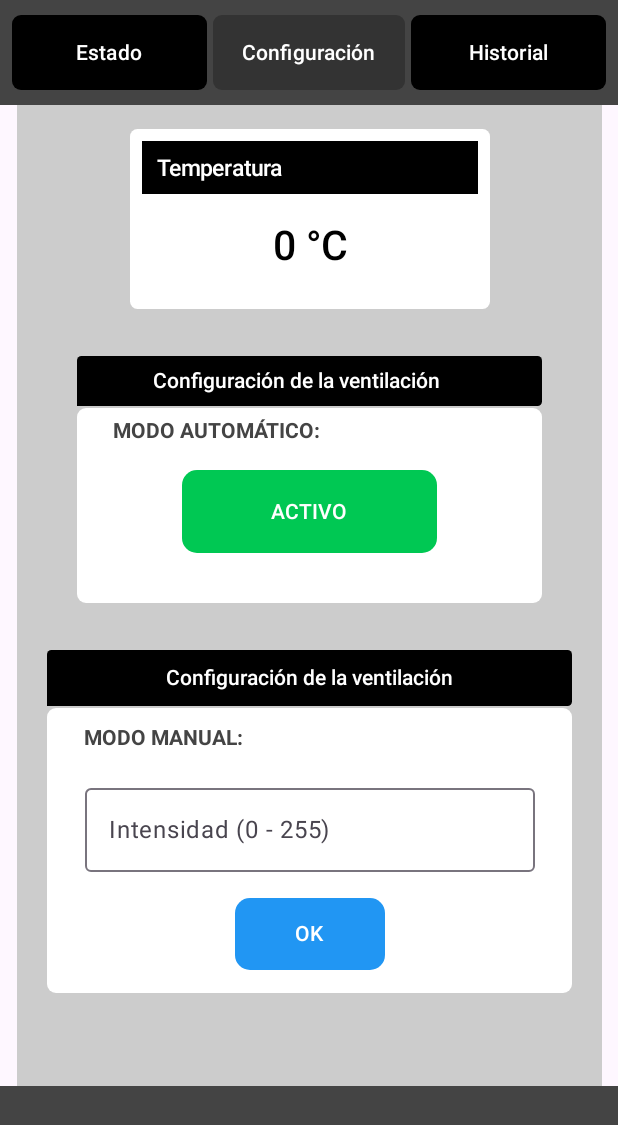
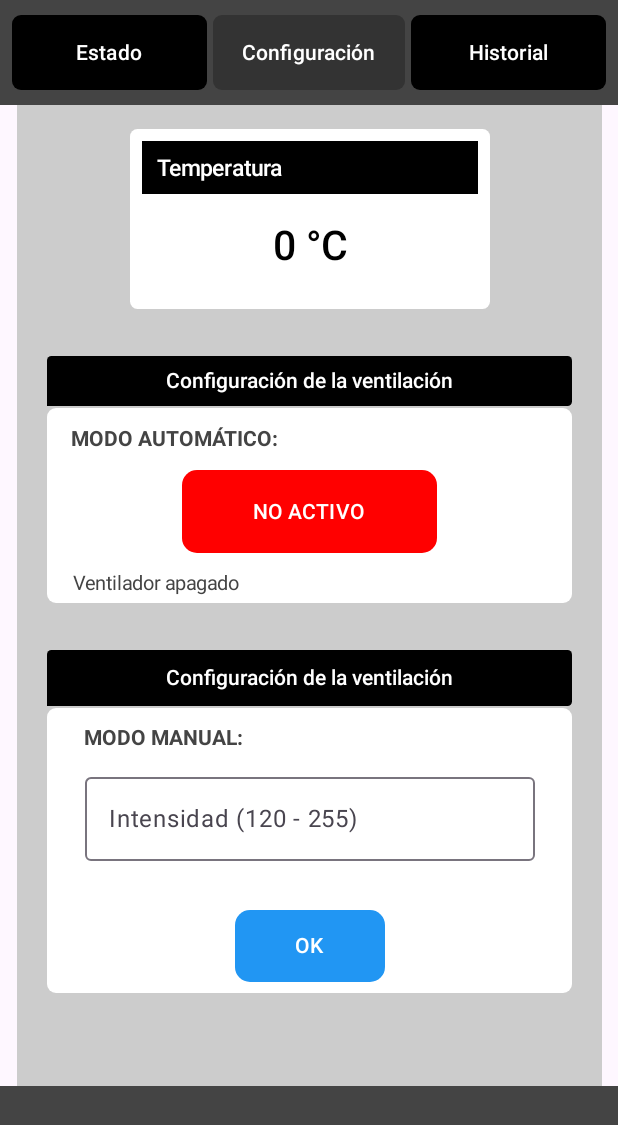
Before and after one commit to carlosc322/proyecto_IOT, an Android app built with Jetpack Compose: the SecondApp screen opened through its navigation route, after a tap on "NO ACTIVO", on a phone screen of 412 x 824 dp. Shown: the top 1125 px of the screen. Run offline under Robolectric (Android 15) with nearby library versions, the phone set to English and light mode, and no system bars; our stand-ins replace Firebase (no records; nobody signed in at launch, a user with empty details on screens opened directly).

Commit message:
actualización
actualizando archivos de l repositorio

```diff
--- a/app_mobile/MyApplication/app/src/main/java/com/example/myapplication/Component/ContentSecond.kt
+++ b/app_mobile/MyApplication/app/src/main/java/com/example/myapplication/Component/ContentSecond.kt
@@ -30,7 +30,7 @@ import androidx.compose.material3.ButtonDefaults
 import androidx.compose.material3.OutlinedTextField
 import androidx.compose.material3.Text
 import androidx.compose.runtime.LaunchedEffect
-
+import androidx.compose.runtime.remember
 
 
 import androidx.compose.ui.text.font.FontWeight
@@ -43,12 +43,17 @@ import com.example.myapplication.Firebase.LeerFirebase
 import com.example.myapplication.Firebase.SensorData
 import com.example.myapplication.Firebase.escribirFirebase
 import com.example.myapplication.Firebase.ActuatorControl
+import com.example.myapplication.Firebase.Configuracion
 
 
-// 🔹 Helpers para leer desde Firebase
+// Helpers para leer desde Firebase
 @Composable
 fun DatosActuator(): Triple<ActuatorControl?, Boolean, String?> {
     return LeerFirebase("ActuatorControl", ActuatorControl::class.java)
+}
+@Composable
+fun DatosConf(): Triple<Configuracion?, Boolean, String?> {
+    return LeerFirebase("Configuracion",Configuracion::class.java)
 }
 
 @Composable
@@ -56,7 +61,7 @@ fun DatosSensor(): Triple<SensorData?, Boolean, String?> {
     return LeerFirebase("SensorData", SensorData::class.java)
 }
 
-/* ---------------------------------------------------------
+/* -----------------------------------------------------------
    1) MOSTRAR TEMPERATURA
 --------------------------------------------------------- */
 @Composable
@@ -80,7 +85,6 @@ fun MostrarTemp() {
                     color = Color.White
                 )
             }
-
             error != null -> {
                 // Si hubo error
                 Text(
@@ -90,7 +94,6 @@ fun MostrarTemp() {
                     fontSize = 12.sp
                 )
             }
-
             else -> {
                 // Cuando ya tenemos el dato del sensor
                 Column(
@@ -137,51 +140,65 @@ fun MostrarTemp() {
 --------------------------------------------------------- */
 @Composable
 fun ModoAutomatico() {
-    var (actuator, loading, error) = DatosActuator()
-    var onoff = actuator?.enabled
 
-    // Estado local sincronizado con Firebase
-    var activo by rememberSaveable { mutableStateOf(false) }
+    //  Leer Firebase
+    val (configuracion, loadingConf, errorConf) = DatosConf()
+    val (actuator, loadingAct, errorAct) = DatosActuator()
 
-    // Cada vez que cambie actuator?.enabled, actualizamos el estado local
+    // Estados locales (solo para UI)
+    var activo by rememberSaveable { mutableStateOf("no_activo") }
+    var mensaje by remember { mutableStateOf("") }
 
+    // Valor REAL desde Firebase
+    val conf = configuracion?.conf ?: "no_activo"
+    val onoff = actuator?.enabled ?: false
 
+    // SINCRONIZAR UI CON FIREBASE
+    LaunchedEffect(conf) {
+        activo = conf
+    }
+
+    // Color según Firebase
     val colorBoton =
-        if (activo) Color(0xFF00C853)   // VERDE
-        else Color.Red                  // ROJO
+        if (activo == "activo") Color(0xFF00C853)   // VERDE
+        else Color.Red                              // ROJO
 
     val textoBoton =
-        if (activo) "ACTIVO"
+        if (activo == "activo") "ACTIVO"
         else "NO ACTIVO"
 
     Column(
         modifier = Modifier
-            .width(350.dp)
+            .fillMaxWidth()
             .padding(20.dp)
             .background(Color.LightGray)
             .offset(y = 6.dp),
         verticalArrangement = Arrangement.spacedBy(6.dp)
     ) {
+
+        // ---------------- TÍTULO ----------------
         Box(
             modifier = Modifier
                 .height(33.dp)
                 .fillMaxWidth()
-                .clip(RoundedCornerShape(
+                .clip(
+                    RoundedCornerShape(
                         topStart = 3.dp,
                         topEnd = 3.dp,
                         bottomEnd = 3.dp
-                ))
-                .background(Color.Black)
-                .padding(end = 18.dp),
-            contentAlignment = Alignment.Center    // CENTRA EL TEXTO
+                    )
+                )
+                .background(Color.Black),
+            contentAlignment = Alignment.Center
         ) {
             Text(
                 text = "Configuración de la ventilación",
                 color = Color.White,
-                fontWeight = FontWeight.Medium,
+                fontWeight = FontWeight.Medium
             )
         }
 
+        // ---------------- CUADRO AUTOMÁTICO ----------------
         Box(
             modifier = Modifier
                 .height(130.dp)
@@ -189,45 +206,60 @@ fun ModoAutomatico() {
                 .offset(y = (-5).dp)
                 .clip(RoundedCornerShape(6.dp))
                 .background(Color.White),
-            contentAlignment = Alignment.Center,    // CENTRA EL TEXTO
+            contentAlignment = Alignment.Center
         ) {
+
             Text(
                 text = "MODO AUTOMÁTICO:",
                 color = Color.DarkGray,
                 modifier = Modifier
-                    .padding(bottom = 100.dp, end = 123.dp),
-                fontWeight = FontWeight.Bold,
+                    .padding(bottom = 89.dp, end = 180.dp),
+                fontWeight = FontWeight.Bold
             )
-            when {//----------------------------------------------
-                loading -> {
-                    Text(text = "Cargando estado automático...")
+
+            when {
+                loadingConf || loadingAct -> {
+                    Text("Cargando estado automático...")
                 }
-                error != null -> {
-                    Text(text = "Error al leer actuator: $error", color = Color.Red)
+                errorConf != null -> {
+                    Text("Error Configuración: $errorConf", color = Color.Red)
+                }
+                errorAct != null -> {
+                    Text("Error Actuator: $errorAct", color = Color.Red)
                 }
                 else -> {
-                    Spacer(modifier = Modifier.height(16.dp))
 
                     Button(
                         onClick = {
-                            activo = !activo
+                            // (activar / desactivar)
+                            val nuevoEstado =
+                                if (activo == "activo") "no_activo" else "activo"
 
+                            if (!onoff) {
+                                mensaje = "Ventilador apagado"
+                            }
+
+                            // Guardar estado automático
+                            val nuevaConfig = Configuracion(
+                                conf = nuevoEstado
+                            )
+                            escribirFirebase("Configuracion", nuevaConfig)
+
+                            // 🔹 Enviar actuator SIN cambiar encendido/apagado
                             val valorEnviar = ActuatorControl(
-                                enabled = onoff,
+                                enabled = onoff, // SE RESPETA
                                 intensity = 0,
-                                minIntensity = 10,
-                                maxIntensity = 255,
+                                minIntensity = 180,
+                                maxIntensity = 250,
                                 mode = "automatico",
                                 last_update = (System.currentTimeMillis() / 1000).toInt()
                             )
-
                             escribirFirebase("ActuatorControl", valorEnviar)
                         },
                         modifier = Modifier
                             .width(170.dp)
                             .height(55.dp)
                             .offset(y = 4.dp),
-                            //.padding(start=108.dp),
                         colors = ButtonDefaults.buttonColors(
                             containerColor = colorBoton
                         ),
@@ -235,10 +267,19 @@ fun ModoAutomatico() {
                     ) {
                         Text(textoBoton)
                     }
+                    if (mensaje.isNotEmpty()) {
+                        Text(
+                            text = mensaje,
+                            color = Color.DarkGray,
+                            modifier = Modifier
+                                .offset(y = 52.dp)
+                                .offset(x = -103.dp),
+                            fontSize = 13.sp,
+                        )
                     }
-            }//----------------------------------
                 }
-
+            }
+        }
     }
 }
 
@@ -259,7 +300,6 @@ fun ModoManual() {
         }
         return
     }
-
     if (error != null) {
         Column(
             modifier = Modifier
@@ -270,7 +310,6 @@ fun ModoManual() {
         }
         return
     }
-
     // Si llega aquí, podemos usar actuator (aunque igual puede ser null, lo cuidamos)
     val enabledActual = actuator?.enabled ?: false
 
@@ -280,6 +319,8 @@ fun ModoManual() {
     }
 
     var mensaje by rememberSaveable { mutableStateOf<String?>(null) }
+
+    var mensaje2 by remember { mutableStateOf("") }
 
     Column(
         modifier = Modifier
@@ -309,7 +350,6 @@ fun ModoManual() {
                 fontWeight = FontWeight.SemiBold
             )
         }
-
         Box(
             modifier = Modifier
                 .height(190.dp)
@@ -326,7 +366,6 @@ fun ModoManual() {
                 modifier = Modifier
                     .padding(bottom = 150.dp, end = 195.dp),
                 fontWeight = FontWeight.Bold,
-
             )
             OutlinedTextField(
                 value = intensidadTexto,
@@ -335,29 +374,38 @@ fun ModoManual() {
                         intensidadTexto = newValue
                     }
                 },
-                label = { Text("Intensidad (0 - 255)") },
-                placeholder = { Text("Ej: 120") },
+                label = { Text("Intensidad (120 - 255)") },
+                placeholder = { Text("Ej: 140") },
                 keyboardOptions = KeyboardOptions(keyboardType = KeyboardType.Number),
                 modifier = Modifier
                     .width(300.dp)
-                    .padding(bottom =35.dp)
+                    .padding(bottom =50.dp)
             )
-
             if (mensaje != null) {
                 Text(
                     text = mensaje!!,
                     color = Color.White
                 )
             }
-
             Button(
                 onClick = {
+                    //  Limpiar mensajes
+                    mensaje = ""
+                    mensaje2 = ""
+
                     val intensidad = intensidadTexto.toIntOrNull()
 
+                    // ️ Validar intensidad
                     if (intensidad == null || intensidad !in 0..255) {
                         mensaje = "Ingresa un valor numérico entre 0 y 255."
-                    } else {
+                        return@Button
+                    }
+                    //  Verificar si el ventilador está apagado
+                    if (actuator?.enabled == false) {
+                        mensaje2 = "Ventilador apagado"
+                    }
 
+                    //  Guardar SIEMPRE en Firebase (si pasó la validación)
                     val valorEnviar = ActuatorControl(
                         enabled = enabledActual,
                         intensity = intensidad,
@@ -371,18 +419,11 @@ fun ModoManual() {
                         field = "ActuatorControl",
                         value = valorEnviar
                     )
-
-                        /*mensaje = if (enabledActual) {
-                            "Intensidad guardada y el sistema está ENCENDIDO."
-                        } else {
-                            "Intensidad guardada, pero el sistema está APAGADO."
-                        }*/
-                    }
                 },
                 modifier = Modifier
                     .width(100.dp)
                     .height(48.dp)
-                    .offset(y = 55.dp),
+                    .offset(y = 63.dp),
                 colors = ButtonDefaults.buttonColors(
                     containerColor = Color(0xFF2196F3)
                 ),
@@ -390,8 +431,25 @@ fun ModoManual() {
             ) {
                 Text(text = "OK")
             }
+            // Error de validación (intensidad)
+            if (!mensaje.isNullOrEmpty()) {
+                Text(text = mensaje!!
+                    ,modifier = Modifier
+                        .padding(top = 4.dp)
+                    .offset(y = 23.dp).offset(x = -35.dp)
+                    ,fontSize = 13.sp,)
             }
-
-
+            // Advertencia ventilador apagado
+            if (mensaje2.isNotEmpty()) {
+                Text(
+                    text = mensaje2,
+                    color = Color.DarkGray,
+                    fontSize = 13.sp,
+                    modifier = Modifier
+                        .padding(top = 4.dp)
+                        .offset(y = 23.dp).offset(x = -94.dp)
+                )
             }
         }
+    }
+}
--- a/app_mobile/MyApplication/app/src/main/java/com/example/myapplication/Firebase/ActuatorControl.kt
+++ b/app_mobile/MyApplication/app/src/main/java/com/example/myapplication/Firebase/ActuatorControl.kt
@@ -1,12 +1,12 @@
 package com.example.myapplication.Firebase
 
 data class ActuatorControl(
-    var enabled: Boolean? = false,
-    var intensity: Int = 0,//Intencidad del actudor-> ventilacion
-    var minIntensity: Int = 0,
-    var maxIntensity: Int = 0,
+    var enabled: Boolean? = false,// ventilador encendido true, apagado false
+    var intensity: Int = 0,//Intencidad del actudor-> para modo manual- valor fijo
+    var minIntensity: Int = 0,//Para el modo automatico --> Rango min
+    var maxIntensity: Int = 0,//Para el modo automatico --> Rango max
     var last_update: Int = 0,//fecha del ultimo cambio
-    var mode: String = "manual",
+    var mode: String = "manual",//Manual o Automatico o off
 ){
     constructor() : this(enabled = false, intensity = 0, minIntensity = 0, maxIntensity = 0, last_update = 0, mode = "off")
 }
--- /dev/null
+++ b/app_mobile/MyApplication/app/src/main/java/com/example/myapplication/Firebase/Configuracion.kt
@@ -0,0 +1,7 @@
+package com.example.myapplication.Firebase
+
+data class Configuracion(
+    var conf: String? = ""
+){
+    constructor() : this("")
+}
--- a/app_mobile/MyApplication/app/src/main/java/com/example/myapplication/Firebase/EscribirFirebase.kt
+++ b/app_mobile/MyApplication/app/src/main/java/com/example/myapplication/Firebase/EscribirFirebase.kt
@@ -6,9 +6,9 @@ import com.example.myapplication.Firebase.ActuatorControl
 import com.google.firebase.Firebase
 import com.google.firebase.database.database
 
-fun escribirFirebase(
+fun <T>escribirFirebase(
     field: String,
-    value: ActuatorControl,
+    value: T,
     onSuccess: () -> Unit = {},
     onError: (String) -> Unit = {}
 ) {
--- a/app_mobile/MyApplication/app/src/main/java/com/example/myapplication/Firebase/LeerFirebase.kt
+++ b/app_mobile/MyApplication/app/src/main/java/com/example/myapplication/Firebase/LeerFirebase.kt
@@ -30,18 +30,14 @@ fun <T> LeerFirebase(
     val myRef = database.getReference(field)
 
     LaunchedEffect(field) {
-        println("hola")
 
         val valueEventListener = object : ValueEventListener {
             override fun onDataChange(snapshot: DataSnapshot) {
                 try {
-                    println("holaListener")
-
                     val value = snapshot.getValue(valueType)
                     currentValue = value
                     isLoading = false
                     errorMessage = null
-                    Log.d("FirebaseObject", "Object updated: $value")
                 } catch (e: Exception) {
                     errorMessage = "Error parsing data: ${e.message}"
                     isLoading = false
@@ -51,12 +47,10 @@ fun <T> LeerFirebase(
             override fun onCancelled(error: DatabaseError) {
                 errorMessage = "Error: ${error.message}"
                 isLoading = false
-                Log.w("FirebaseObject", "Listen failed", error.toException())
             }
         }
 
         myRef.addValueEventListener(valueEventListener)
-        awaitCancellation()
     }
 
     return Triple(currentValue, isLoading, errorMessage)
--- a/app_mobile/MyApplication/app/src/main/java/com/example/myapplication/Screens/LoginApp.kt
+++ b/app_mobile/MyApplication/app/src/main/java/com/example/myapplication/Screens/LoginApp.kt
@@ -1,5 +1,6 @@
 package com.example.myapplication.Screens
 
+import android.R.attr.y
 import androidx.compose.foundation.background
 import androidx.compose.foundation.layout.Arrangement
 import androidx.compose.foundation.layout.Box
@@ -36,14 +37,20 @@ import androidx.navigation.NavController
 import androidx.navigation.NavHostController
 import androidx.compose.material3.CenterAlignedTopAppBar
 import androidx.compose.material3.ExperimentalMaterial3Api
+import androidx.compose.runtime.remember
 import com.example.myapplication.Navigation.BottomBar
+import com.google.firebase.auth.FirebaseAuth
 
 
 @OptIn(ExperimentalMaterial3Api::class)
 @Composable
 fun LoginApp(navController: NavHostController) {
-    var texto by rememberSaveable { mutableStateOf("") }
-    var texto2 by rememberSaveable { mutableStateOf("") }
+    val auth = FirebaseAuth.getInstance()
+
+    var texto by rememberSaveable { mutableStateOf("") }   // EMAIL
+    var texto2 by rememberSaveable { mutableStateOf("") }  // PASSWORD
+    var errore by remember { mutableStateOf("") }
+    var errorp by remember { mutableStateOf("") }
 
     Scaffold(
         modifier = Modifier
@@ -113,35 +120,78 @@ fun LoginApp(navController: NavHostController) {
                     Spacer(Modifier.height(16.dp))   // espacio bajo el título
 
                     Text(
-                        text = "NOMBRE:",
+                        text = "CORREO:",
                         color = Color.White,
                         fontWeight = FontWeight.Medium
                     )
                     TextField(
                         value = texto,
                         onValueChange = { texto = it },
-                        placeholder = { Text("Nombre de usuario") }
+                        modifier = Modifier.height(54.dp),
+                        placeholder = { Text("correo@gmail.com") }
+                    )
+                    Text( text = errore,
+                        color = Color.White,
+                        fontSize = 14.sp,
+                        modifier = Modifier.offset(y = (-4).dp)
                     )
 
                     Text(
                         text = "CONTRASEÑA:",
                         color = Color.White,
-                        fontWeight = FontWeight.Medium
+                        fontWeight = FontWeight.Medium,
+                        modifier = Modifier.offset(y = (-4).dp)
                     )
                     TextField(
                         value = texto2,
                         onValueChange = { texto2 = it },
+                        modifier = Modifier.height(54.dp).offset(y = (-4).dp),
                         placeholder = { Text("Contraseña") },
                         visualTransformation = PasswordVisualTransformation(),   // OCULTA la contraseña
                         singleLine = true                                         // evita saltos, una sola línea
                     )
+                    Text( text = errorp,
+                        color = Color.White,
+                        fontSize = 14.sp,
+                        modifier = Modifier.offset(y = (-4).dp)
+                    )
                     Button(
-                        onClick = {navController.navigate("firstApp")},
+                        onClick = {
+
+                            // Limpia errores anteriores
+                            errore = ""
+                            errorp = ""
+
+                            when {
+                                texto.isBlank() && texto2.isBlank() -> {
+                                    errore = "El correo es obligatorio"
+                                    errorp = "El campo es obligatorio"
+                                }
+                                texto.isBlank() -> {
+                                    errore = "El correo es obligatorio"
+                                }
+                                texto2.isBlank() -> {
+                                    errorp = "La campo es obligatoria"
+                                }
+                                else -> {
+                                    auth.signInWithEmailAndPassword(texto, texto2)
+                                        .addOnFailureListener {
+                                            errorp = "Usuario o contraseña incorrectos"
+                                        }
+                                        .addOnSuccessListener {
+                                            navController.navigate("firstApp") {
+                                                popUpTo("login") { inclusive = true }
+                                            }
+                                        }
+
+                                }
+                            }
+                        },
                         modifier = Modifier
                             .width(100.dp)
                             .height(60.dp)
-                            .padding(top = 16.dp)// Más espacio hacia arriba--> aleja el boton ingresar de input
-                            .align(Alignment.End),// Mueve el botón a la derecha
+                            .padding(top = 0.dp)
+                            .align(Alignment.End),
                         shape = RoundedCornerShape(8.dp)
                     ){
                         Text("Ingresar")
@@ -150,7 +200,5 @@ fun LoginApp(navController: NavHostController) {
                 }
             }
         }
-
-
     }
 }
```
Also changed, not shown: app_mobile/MyApplication/app/build.gradle.kts (+18 -4 lines), app_mobile/MyApplication/app/src/main/java/com/example/myapplication/Component/ContentFirst.kt (+11 -4 lines), app_mobile/MyApplication/app/src/main/java/com/example/myapplication/Firebase/SensorData.kt (+5 -5 lines), app_mobile/MyApplication/gradle/libs.versions.toml (+17 -4 lines), 5 other files. Lines whose indentation alone changed are shown as unchanged.
